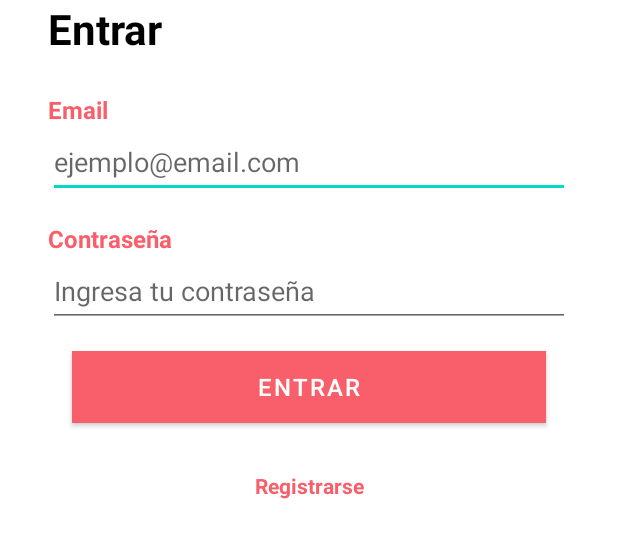
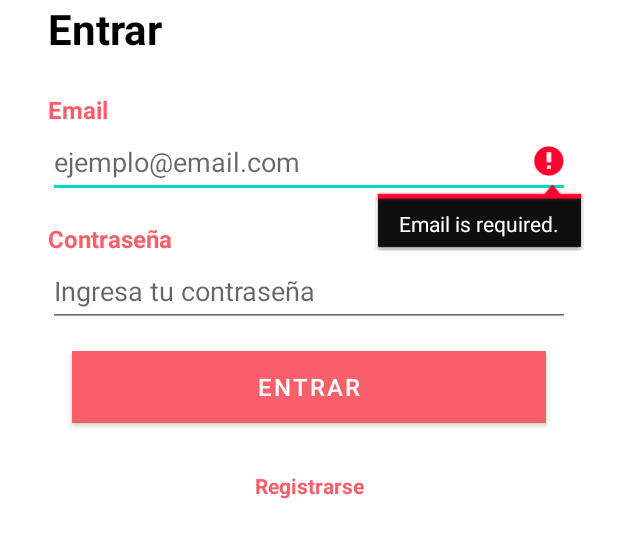
Before and after one commit to jdoming8/istudentproject, an Android app: the screen it shows after launch (MainActivity before the commit, LoginActivity after it), after a tap on "ENTRAR", on a phone screen of 412 x 824 dp, the part 498-1056 px from its top. Run offline under Robolectric (Android 15) with nearby library versions, the phone set to English and light mode, and no system bars; our stand-ins replace Firebase (no records; nobody signed in at launch, a user with empty details on screens opened directly).

```diff
--- a/app/build.gradle
+++ b/app/build.gradle
@@ -1,5 +1,6 @@
 plugins {
     id 'com.android.application'
+    id 'com.google.gms.google-services'
 }
 
 android {
@@ -33,6 +34,7 @@ dependencies {
     implementation 'androidx.appcompat:appcompat:1.6.1'
     implementation 'com.google.android.material:material:1.8.0'
     implementation 'androidx.constraintlayout:constraintlayout:2.1.4'
+    implementation 'com.google.firebase:firebase-auth:21.0.3'
     testImplementation 'junit:junit:4.13.2'
     androidTestImplementation 'androidx.test.ext:junit:1.1.5'
     androidTestImplementation 'androidx.test.espresso:espresso-core:3.5.1'
--- /dev/null
+++ b/app/src/main/java/com/example/istudentproject/LoginActivity.java
@@ -0,0 +1,94 @@
+package com.example.istudentproject;
+
+import android.content.Intent;
+import android.os.Bundle;
+import android.text.TextUtils;
+import android.util.Log;
+import android.view.View;
+import android.widget.Button;
+import android.widget.EditText;
+import android.widget.TextView;
+import android.widget.Toast;
+
+import androidx.annotation.NonNull;
+import androidx.appcompat.app.AppCompatActivity;
+
+import com.google.android.gms.tasks.OnCompleteListener;
+import com.google.android.gms.tasks.Task;
+import com.google.firebase.auth.AuthResult;
+import com.google.firebase.auth.FirebaseAuth;
+
+public class LoginActivity extends AppCompatActivity {
+
+    private EditText emailEditText;
+    private EditText passwordEditText;
+    private Button loginButton;
+    private TextView registerTextView;
+
+    private FirebaseAuth mAuth;
+
+    @Override
+    protected void onCreate(Bundle savedInstanceState) {
+        super.onCreate(savedInstanceState);
+        setContentView(R.layout.activity_login);
+
+        mAuth = FirebaseAuth.getInstance();
+
+        emailEditText = findViewById(R.id.email_edit_text);
+        passwordEditText = findViewById(R.id.password_edit_text);
+        loginButton = findViewById(R.id.login_button);
+        registerTextView = findViewById(R.id.sign_up_link);
+
+        loginButton.setOnClickListener(new View.OnClickListener() {
+            @Override
+            public void onClick(View view) {
+                Log.d("ISTUDENTPROJECT", "entered onClick for login");
+                String email = emailEditText.getText().toString().trim();
+                String password = passwordEditText.getText().toString().trim();
+
+                if (TextUtils.isEmpty(email)) {
+                    emailEditText.setError("Email is required.");
+                    return;
+                }
+
+                if (TextUtils.isEmpty(password)) {
+                    passwordEditText.setError("Password is required.");
+                    return;
+                }
+
+                Log.d("ISTUDENTPROJECT", "password: " + password);
+
+                mAuth.signInWithEmailAndPassword(email, password)
+                        .addOnCompleteListener(new OnCompleteListener<AuthResult>() {
+                            @Override
+                            public void onComplete(@NonNull Task<AuthResult> task) {
+                                Log.d("ISTUDENTPROJECT", "entered onComplete");
+                                if (task.isSuccessful()) {
+                                    Log.d("ISTUDENTPROJECT", "entered task is successful");
+
+                                    //this line will transition from the current activity to next activity --> first screen after logging in
+                                    Intent intent = new Intent(LoginActivity.this, HomeActivity.class);
+                                    startActivity(intent);
+                                    finish();
+                                } else {
+                                    try {
+                                        throw task.getException();
+                                    } catch (Exception e) {
+                                        Log.e("ISTUDENTPROJECT", "Error: " + e.getMessage());
+                                    }
+                                    Toast.makeText(LoginActivity.this, "Authentication failed.", Toast.LENGTH_SHORT).show();
+                                }
+                            }
+                        });
+            }
+        });
+
+        registerTextView.setOnClickListener(new View.OnClickListener() {
+            @Override
+            public void onClick(View view) {
+                Intent intent = new Intent(LoginActivity.this, RegisterActivity.class);
+                startActivity(intent);
+            }
+        });
+    }
+}
--- a/app/src/main/java/com/example/istudentproject/MainActivity.java
+++ b/app/src/main/java/com/example/istudentproject/MainActivity.java
@@ -13,28 +13,7 @@ public class MainActivity extends AppCompatActivity {
     @Override
     protected void onCreate(Bundle savedInstanceState) {
         super.onCreate(savedInstanceState);
-//        setContentView(R.layout.activity_main);
         setContentView(R.layout.activity_login);
 
-        // Find views by their ID
-        EditText emailEditText = findViewById(R.id.email_edit_text);
-        EditText passwordEditText = findViewById(R.id.password_edit_text);
-        Button loginButton = findViewById(R.id.login_button);
-        TextView registerLinkText = findViewById(R.id.register_link_text);
-
-        // Set listeners for the views as needed
-        loginButton.setOnClickListener(new View.OnClickListener() {
-            @Override
-            public void onClick(View view) {
-                // Handle login button click
-            }
-        });
-
-        registerLinkText.setOnClickListener(new View.OnClickListener() {
-            @Override
-            public void onClick(View view) {
-                // Handle register link click
-            }
-        });
     }
 }
--- a/app/src/main/res/values-night/themes.xml
+++ b/app/src/main/res/values-night/themes.xml
@@ -2,12 +2,9 @@
     <!-- Base application theme. -->
     <style name="Theme.Istudentproject" parent="Theme.MaterialComponents.DayNight.DarkActionBar">
         <!-- Primary brand color. -->
-        <item name="colorPrimary">@color/purple_200</item>
-        <item name="colorPrimaryVariant">@color/purple_700</item>
+
         <item name="colorOnPrimary">@color/black</item>
         <!-- Secondary brand color. -->
-        <item name="colorSecondary">@color/teal_200</item>
-        <item name="colorSecondaryVariant">@color/teal_200</item>
         <item name="colorOnSecondary">@color/black</item>
         <!-- Status bar color. -->
         <item name="android:statusBarColor">?attr/colorPrimaryVariant</item>
--- a/build.gradle
+++ b/build.gradle
@@ -1,4 +1,8 @@
-// Top-level build file where you can add configuration options common to all sub-projects/modules.
+buildscript {
+    dependencies {
+        classpath 'com.google.gms:google-services:4.3.15'
+    }
+}// Top-level build file where you can add configuration options common to all sub-projects/modules.
 plugins {
     id 'com.android.application' version '7.4.1' apply false
     id 'com.android.library' version '7.4.1' apply false
```
Also changed, not shown: app/src/main/AndroidManifest.xml (+7 -1 lines), app/src/main/java/com/example/istudentproject/HomeActivity.java (added, +17 -0 lines), app/src/main/java/com/example/istudentproject/RegisterActivity.java (added, +98 -0 lines), app/src/main/java/com/example/istudentproject/viewmodel/LoginViewModel.java (added, +36 -0 lines), app/src/main/res/layout/activity_home.xml (added, +13 -0 lines), 1 other file.
